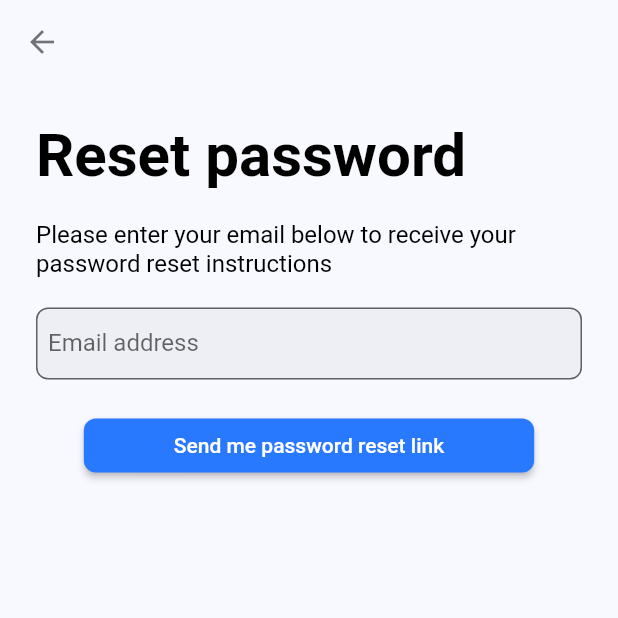
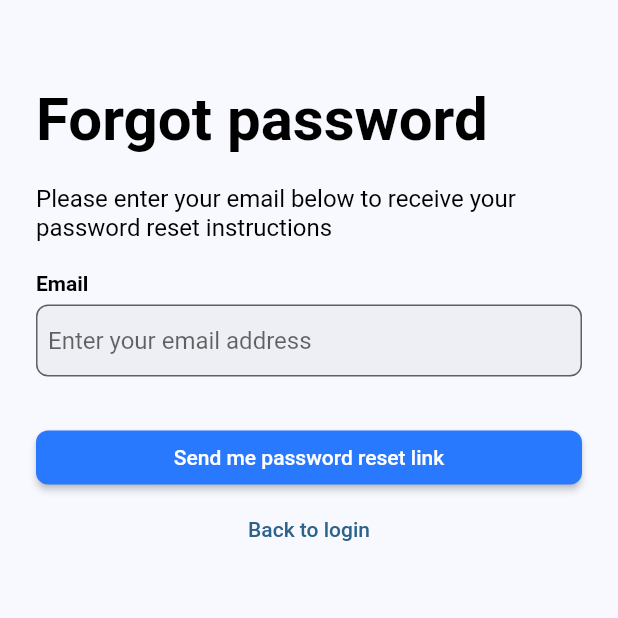
Before and after one commit to ngocnam11/e_shop, a Flutter app: the screen it shows after launch, after a tap on "Forgot password?", on a phone screen of 412 x 824 dp, the top half of it. Run offline on Flutter 3.47's test engine with Material 2 defaults, Android fonts, the phone set to English and light mode, and no system bars; our stand-ins replace carousel_slider, cloud_firestore, equatable, firebase_auth, firebase_core, firebase_storage and 4 more; accounts and stored records are empty; project files that could hold a hidden picture were left out.

Commit message:
update forgot password screen

```diff
--- a/lib/screens/forgot_password_screen.dart
+++ b/lib/screens/forgot_password_screen.dart
@@ -47,14 +47,14 @@ class _ForgotPasswordScreenState extends State<ForgotPasswordScreen> {
   @override
   Widget build(BuildContext context) {
     return Scaffold(
-      appBar: AppBar(),
+      appBar: AppBar(automaticallyImplyLeading: false),
       body: Padding(
-        padding: const EdgeInsets.all(24),
+        padding: const EdgeInsets.symmetric(horizontal: 24),
         child: Column(
           crossAxisAlignment: CrossAxisAlignment.start,
           children: <Widget>[
             const Text(
-              'Reset password',
+              'Forgot password',
               style: TextStyle(
                 fontSize: 40,
                 fontWeight: FontWeight.bold,
@@ -67,21 +67,23 @@ class _ForgotPasswordScreenState extends State<ForgotPasswordScreen> {
               overflow: TextOverflow.clip,
             ),
             const SizedBox(height: 20),
+            Text(
+              'Email',
+              style: Theme.of(context).textTheme.headline5,
+            ),
+            const SizedBox(height: 6),
             TextFieldInput(
               controller: emailController,
               hintText: 'Enter your email address',
-              labelText: 'Email address',
               textInputType: TextInputType.emailAddress,
             ),
-            const SizedBox(height: 20),
+            const SizedBox(height: 30),
             Center(
               child: ElevatedButton(
                 style: ElevatedButton.styleFrom(
                   backgroundColor: Colors.blueAccent[400],
-                  padding: const EdgeInsets.symmetric(
-                    horizontal: 60,
-                    vertical: 10,
-                  ),
+                  fixedSize: const Size.fromWidth(double.maxFinite),
+                  padding: const EdgeInsets.symmetric(vertical: 10),
                 ),
                 onPressed: sendPasswordReset,
                 child: _isLoading
@@ -93,6 +95,14 @@ class _ForgotPasswordScreenState extends State<ForgotPasswordScreen> {
                     : const Text('Send me password reset link'),
               ),
             ),
+            Center(
+              child: TextButton(
+                onPressed: () {
+                  Navigator.of(context).pushReplacementNamed(AppRouter.login);
+                },
+                child: const Text('Back to login'),
+              ),
+            )
           ],
         ),
       ),
--- a/lib/screens/login_screen.dart
+++ b/lib/screens/login_screen.dart
@@ -129,7 +129,8 @@ class _LoginScreenState extends State<LoginScreen> {
                 ),
                 TextButton(
                   onPressed: () {
-                    Navigator.of(context).pushNamed(AppRouter.forgotPassword);
+                    Navigator.of(context)
+                        .pushReplacementNamed(AppRouter.forgotPassword);
                   },
                   child: const Text('Forgot password?'),
                 ),
```
